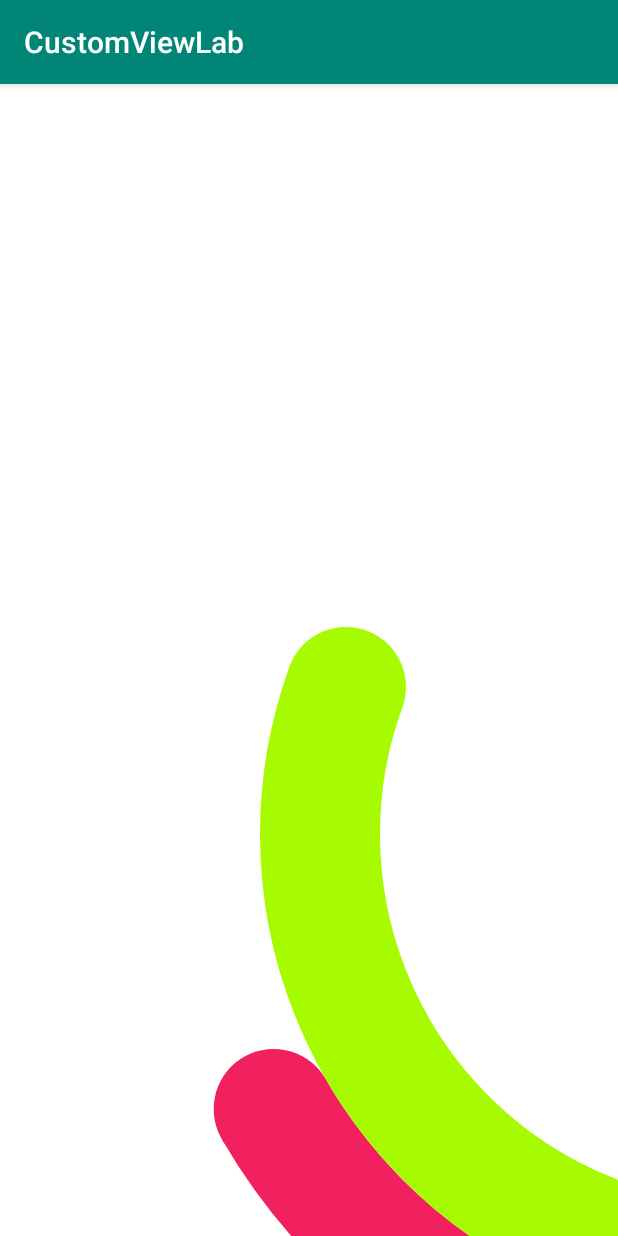
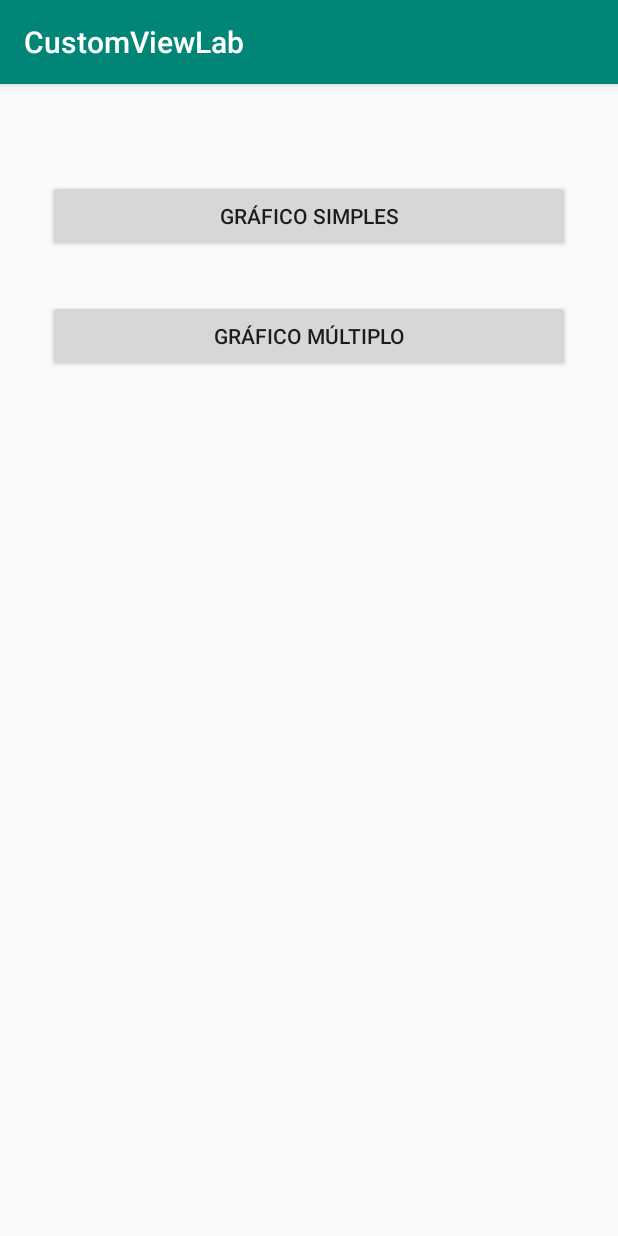
Before and after one commit to cldoliveira/CustomViewLab, an Android app: the screen it shows after launch (MainActivity), on a phone screen of 412 x 824 dp. Run offline under Robolectric (Android 15) with nearby library versions, the phone set to English and light mode, and no system bars.

Commit message:
adding main activity

```diff
--- a/app/src/main/AndroidManifest.xml
+++ b/app/src/main/AndroidManifest.xml
@@ -9,6 +9,8 @@
         android:roundIcon="@mipmap/ic_launcher_round"
         android:supportsRtl="true"
         android:theme="@style/AppTheme">
+        <activity android:name=".MultipleGoalsActivity"></activity>
+        <activity android:name=".SimpleGraphActivity" />
         <activity android:name=".MainActivity">
             <intent-filter>
                 <action android:name="android.intent.action.MAIN" />
--- a/app/src/main/java/com/example/customviewlab/MainActivity.java
+++ b/app/src/main/java/com/example/customviewlab/MainActivity.java
@@ -1,16 +1,45 @@
 package com.example.customviewlab;
 
+import android.content.Intent;
 import android.support.v7.app.AppCompatActivity;
 import android.os.Bundle;
-import com.example.customviewlab.custom.MultipleGoalsView;
+import android.view.View;
+import android.widget.Button;
 
 public class MainActivity extends AppCompatActivity {
-    private MultipleGoalsView myCustomView;
+    private Button btnSimpleGraph;
+    private Button btnMultipleGraph;
 
     @Override
     protected void onCreate(Bundle savedInstanceState) {
         super.onCreate(savedInstanceState);
         setContentView(R.layout.activity_main);
-        myCustomView = findViewById(R.id.myCustom);
+
+        btnSimpleGraph = findViewById(R.id.single_graph);
+        btnMultipleGraph = findViewById(R.id.multiple_graph);
+
+        btnSimpleGraph.setOnClickListener(new View.OnClickListener() {
+            @Override
+            public void onClick(View v) {
+                openSimpleGraph();
+            }
+        });
+
+        btnMultipleGraph.setOnClickListener(new View.OnClickListener() {
+            @Override
+            public void onClick(View v) {
+                openMultipleGraph();
+            }
+        });
+    }
+
+    private void openSimpleGraph() {
+        Intent intent = new Intent(this, SimpleGraphActivity.class);
+        startActivity(intent);
+    }
+
+    private void openMultipleGraph() {
+        Intent intent = new Intent(this, MultipleGoalsActivity.class);
+        startActivity(intent);
     }
 }
--- a/app/src/main/res/layout/activity_main.xml
+++ b/app/src/main/res/layout/activity_main.xml
@@ -1,15 +1,33 @@
 <?xml version="1.0" encoding="utf-8"?>
-<RelativeLayout xmlns:android="http://schemas.android.com/apk/res/android"
+<android.support.constraint.ConstraintLayout xmlns:android="http://schemas.android.com/apk/res/android"
     xmlns:app="http://schemas.android.com/apk/res-auto"
     xmlns:tools="http://schemas.android.com/tools"
     android:layout_width="match_parent"
     android:layout_height="match_parent"
     tools:context=".MainActivity">
 
-    <com.example.customviewlab.custom.MultipleGoalsView
-        android:id="@+id/myCustom"
-        android:layout_width="match_parent"
-        android:layout_height="match_parent" />
 
+    <Button
+        android:id="@+id/single_graph"
+        android:layout_width="0dp"
+        android:layout_height="48dp"
+        android:layout_marginStart="32dp"
+        android:layout_marginTop="64dp"
+        android:layout_marginEnd="32dp"
+        android:text="@string/single_graph"
+        app:layout_constraintEnd_toEndOf="parent"
+        app:layout_constraintStart_toStartOf="parent"
+        app:layout_constraintTop_toTopOf="parent" />
 
-</RelativeLayout>
+    <Button
+        android:id="@+id/multiple_graph"
+        android:layout_width="0dp"
+        android:layout_height="48dp"
+        android:layout_marginStart="32dp"
+        android:layout_marginTop="32dp"
+        android:layout_marginEnd="32dp"
+        android:text="@string/multiple_graph"
+        app:layout_constraintEnd_toEndOf="parent"
+        app:layout_constraintStart_toStartOf="parent"
+        app:layout_constraintTop_toBottomOf="@+id/single_graph" />
+</android.support.constraint.ConstraintLayout>
--- a/app/src/main/res/values/strings.xml
+++ b/app/src/main/res/values/strings.xml
@@ -1,3 +1,5 @@
 <resources>
     <string name="app_name">CustomViewLab</string>
+    <string name="single_graph">Gráfico simples</string>
+    <string name="multiple_graph">Gráfico múltiplo</string>
 </resources>
```
Also changed, not shown: app/src/main/java/com/example/customviewlab/MultipleGoalsActivity.java (added, +13 -0 lines), app/src/main/java/com/example/customviewlab/SimpleGraphActivity.java (added, +16 -0 lines), app/src/main/res/layout/activity_multiple_goals.xml (added, +14 -0 lines), app/src/main/res/layout/activity_simple_graph.xml (added, +14 -0 lines), 1 other file.
